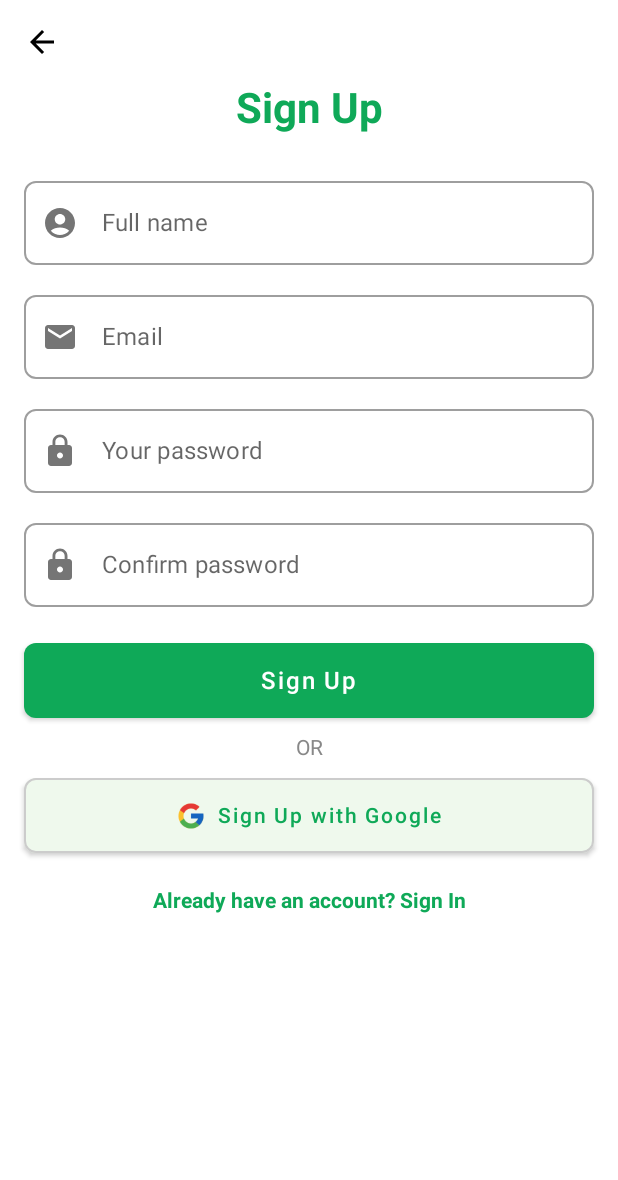
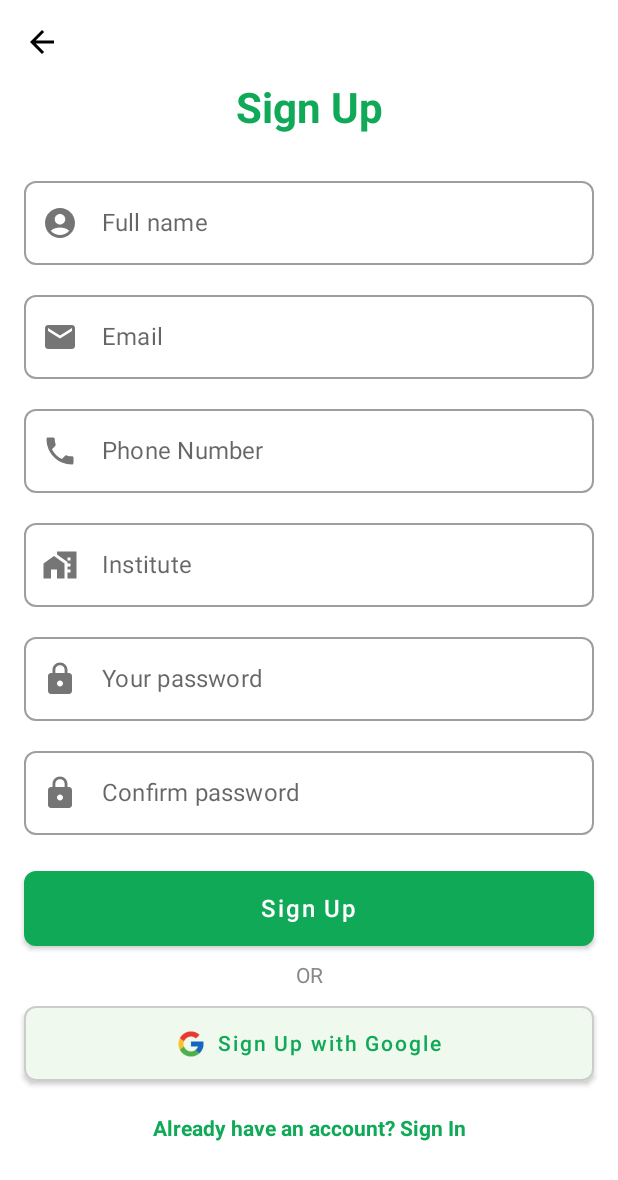
Before and after one commit to nabilrn/evelin-mobile, an Android app built with Jetpack Compose: the composable RegisterScreen shown on its own in the app's theme, after a tap on "Sign Up", on a phone screen of 412 x 824 dp. Shown: the top 1180 px of the screen. Run offline under Robolectric (Android 15) with nearby library versions, the phone set to English and light mode, and no system bars.

Commit message:
register

```diff
--- a/app/src/main/java/com/example/evelin/data/remote/ApiService.kt
+++ b/app/src/main/java/com/example/evelin/data/remote/ApiService.kt
@@ -1,7 +1,9 @@
 package com.example.evelin.data.remote
 
 import com.example.evelin.data.request.LoginRequest
+import com.example.evelin.data.request.RegisterRequest
 import com.example.evelin.data.response.LoginResponse
+import com.example.evelin.data.response.RegisterResponse
 import retrofit2.http.Body
 import retrofit2.http.POST
 
@@ -9,4 +11,8 @@ interface ApiService {
 
     @POST("/login")
     suspend fun login(@Body request: LoginRequest): LoginResponse
+
+    @POST("/register")
+    suspend fun register(@Body request: RegisterRequest): RegisterResponse
+
 }
--- /dev/null
+++ b/app/src/main/java/com/example/evelin/data/request/RegisterRequest.kt
@@ -0,0 +1,10 @@
+package com.example.evelin.data.request
+
+data class RegisterRequest(
+    var name: String? = null,
+    var email: String? = null,
+    var noHp: String? = null,
+    var institusi: String? = null,
+    var password: String? = null,
+    var password_confirmation: String? = null
+)
--- a/app/src/main/java/com/example/evelin/ui/login/LoginViewModel.kt
+++ b/app/src/main/java/com/example/evelin/ui/login/LoginViewModel.kt
@@ -21,7 +21,7 @@ class LoginViewModel : ViewModel() {
                 // Tambahkan log untuk cek response
                 println("Login response: $response")
 
-                UserPreferences.saveToken(context, response.data.token)
+                UserPreferences.saveToken(context, response.data.token.toString())
                 UserPreferences.saveLoginStatus(context, true)
                 onResult(true)
             } catch (e: Exception) {
--- a/app/src/main/java/com/example/evelin/ui/register/RegisterScreen.kt
+++ b/app/src/main/java/com/example/evelin/ui/register/RegisterScreen.kt
@@ -9,6 +9,7 @@ import androidx.compose.material.*
 import androidx.compose.runtime.*
 import androidx.compose.ui.*
 import androidx.compose.ui.graphics.Color
+import androidx.compose.ui.platform.LocalContext
 import androidx.compose.ui.res.painterResource
 import androidx.compose.ui.text.font.FontWeight
 import androidx.compose.ui.text.input.*
@@ -16,16 +17,21 @@ import androidx.compose.ui.tooling.preview.Preview
 import androidx.compose.ui.unit.dp
 import androidx.compose.ui.unit.sp
 import androidx.navigation.NavController
+import androidx.navigation.compose.rememberNavController
 import com.example.evelin.R
 import com.example.evelin.ui.theme.Green
 import com.example.evelin.ui.theme.LightGreen
 
 @Composable
-fun RegisterScreen(navController: NavController) {
+fun RegisterScreen(navController: NavController, registerViewModel : RegisterViewModel = RegisterViewModel()) {
     var fullName by remember { mutableStateOf("") }
     var email by remember { mutableStateOf("") }
+    var phoneNumber by remember { mutableStateOf("") }
+    var institute by remember { mutableStateOf("") }
     var password by remember { mutableStateOf("") }
     var confirmPassword by remember { mutableStateOf("") }
+
+    val context = LocalContext.current
 
     Column(
         modifier = Modifier
@@ -81,6 +87,34 @@ fun RegisterScreen(navController: NavController) {
 
         Spacer(modifier = Modifier.height(12.dp))
 
+        // Phone Number
+        OutlinedTextField(
+            value = phoneNumber ,
+            onValueChange = { phoneNumber = it },
+            label = { Text("Phone Number") },
+            leadingIcon = { Icon(painterResource(id = R.drawable.ic_phone), contentDescription = "Phone Number") }, // Replace
+            modifier = Modifier.fillMaxWidth(),
+            shape = RoundedCornerShape(8.dp),
+            keyboardOptions = KeyboardOptions(keyboardType = KeyboardType.Number)
+        )
+
+        Spacer(modifier = Modifier.height(12.dp))
+
+
+
+        // Institute
+        OutlinedTextField(
+            value = institute ,
+            onValueChange = { institute = it },
+            label = { Text("Institute") },
+            leadingIcon = { Icon(painterResource(id = R.drawable.ic_institute), contentDescription = "Institute") }, // Replace
+            modifier = Modifier.fillMaxWidth(),
+            shape = RoundedCornerShape(8.dp),
+            keyboardOptions = KeyboardOptions(keyboardType = KeyboardType.Text)
+        )
+
+        Spacer(modifier = Modifier.height(12.dp))
+
         // Password Input
         OutlinedTextField(
             value = password,
@@ -111,7 +145,21 @@ fun RegisterScreen(navController: NavController) {
 
         // Sign Up Button
         Button(
-            onClick = { /* Handle Sign Up */ },
+            onClick = {
+                registerViewModel.register(
+                    context = context,
+                    name = fullName,
+                    email = email,
+                    phone = phoneNumber,
+                    institute = institute,
+                    password = password,
+                    passwordConfirmation = confirmPassword
+                ) { success ->
+                    if (success) {
+                        navController.navigate("login")
+                    }
+                }
+            },
             colors = ButtonDefaults.buttonColors(backgroundColor = Green), // Green Button
             modifier = Modifier
                 .fillMaxWidth()
@@ -167,7 +215,6 @@ fun RegisterScreen(navController: NavController) {
 @Preview(showBackground = true)
 @Composable
 fun RegisterScreenPreview() {
-    RegisterScreen(
-        navController = TODO()
-    )
+    val navController = rememberNavController()
+    RegisterScreen(navController = navController)
 }
--- a/app/src/main/java/com/example/evelin/ui/register/RegisterViewModel.kt
+++ b/app/src/main/java/com/example/evelin/ui/register/RegisterViewModel.kt
@@ -1 +1,48 @@
 package com.example.evelin.ui.register
+
+import android.content.Context
+import android.widget.Toast
+import androidx.lifecycle.ViewModel
+import androidx.lifecycle.viewModelScope
+import com.example.evelin.data.remote.ApiConfig
+import com.example.evelin.data.request.RegisterRequest
+import kotlinx.coroutines.launch
+
+class RegisterViewModel : ViewModel() {
+
+    fun register(
+        context: Context,
+        name: String,
+        email: String,
+        phone: String,
+        institute: String,
+        password: String,
+        passwordConfirmation: String,
+        onResult: (Boolean) -> Unit
+    ) {
+        viewModelScope.launch {
+            try {
+                val request = RegisterRequest(
+                    name = name,
+                    email = email,
+                    noHp = phone,
+                    institusi = institute,
+                    password = password,
+                    password_confirmation = passwordConfirmation
+                )
+                val response = ApiConfig.api.register(request)
+                if (!response.error) {
+                    Toast.makeText(context, "Register success", Toast.LENGTH_SHORT).show()
+                    onResult(true)
+                } else {
+                    Toast.makeText(context, response.message, Toast.LENGTH_SHORT).show()
+                    onResult(false)
+                }
+            } catch (e: Exception) {
+                e.printStackTrace()
+                Toast.makeText(context, "Register failed: ${e.message}", Toast.LENGTH_SHORT).show()
+                onResult(false)
+            }
+        }
+    }
+}
--- /dev/null
+++ b/app/src/main/res/drawable/ic_institute.xml
@@ -0,0 +1,7 @@
+<vector xmlns:android="http://schemas.android.com/apk/res/android" android:height="24dp" android:tint="#000000" android:viewportHeight="24" android:viewportWidth="24" android:width="24dp">
+
+    <path android:fillColor="@android:color/white" android:pathData="M1,11l0,10l5,0l0,-6l4,0l0,6l5,0l0,-10l-7,-5z"/>
+
+    <path android:fillColor="@android:color/white" android:pathData="M10,3v1.97l7,5V11h2v2h-2v2h2v2h-2v4h6V3H10zM19,9h-2V7h2V9z"/>
+
+</vector>
--- /dev/null
+++ b/app/src/main/res/drawable/ic_phone.xml
@@ -0,0 +1,5 @@
+<vector xmlns:android="http://schemas.android.com/apk/res/android" android:height="24dp" android:tint="#000000" android:viewportHeight="24" android:viewportWidth="24" android:width="24dp">
+
+    <path android:fillColor="@android:color/white" android:pathData="M6.62,10.79c1.44,2.83 3.76,5.14 6.59,6.59l2.2,-2.2c0.27,-0.27 0.67,-0.36 1.02,-0.24 1.12,0.37 2.33,0.57 3.57,0.57 0.55,0 1,0.45 1,1V20c0,0.55 -0.45,1 -1,1 -9.39,0 -17,-7.61 -17,-17 0,-0.55 0.45,-1 1,-1h3.5c0.55,0 1,0.45 1,1 0,1.25 0.2,2.45 0.57,3.57 0.11,0.35 0.03,0.74 -0.25,1.02l-2.2,2.2z"/>
+
+</vector>
```
Also changed, not shown: app/src/main/java/com/example/evelin/data/response/Data.kt (added, +15 -0 lines), app/src/main/java/com/example/evelin/data/response/LoginResponse.kt (+8 -20 lines), app/src/main/java/com/example/evelin/data/response/RegisterResponse.kt (added, +14 -0 lines), app/src/main/java/com/example/evelin/data/response/User.kt (added, +13 -0 lines), 1 other file.
